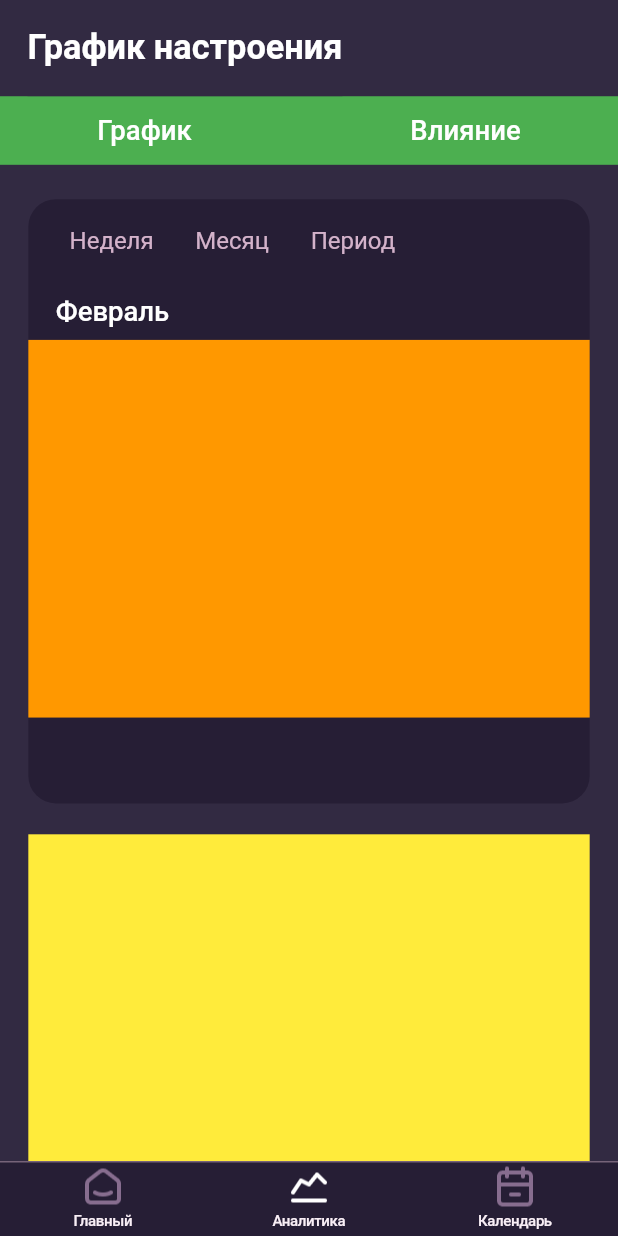
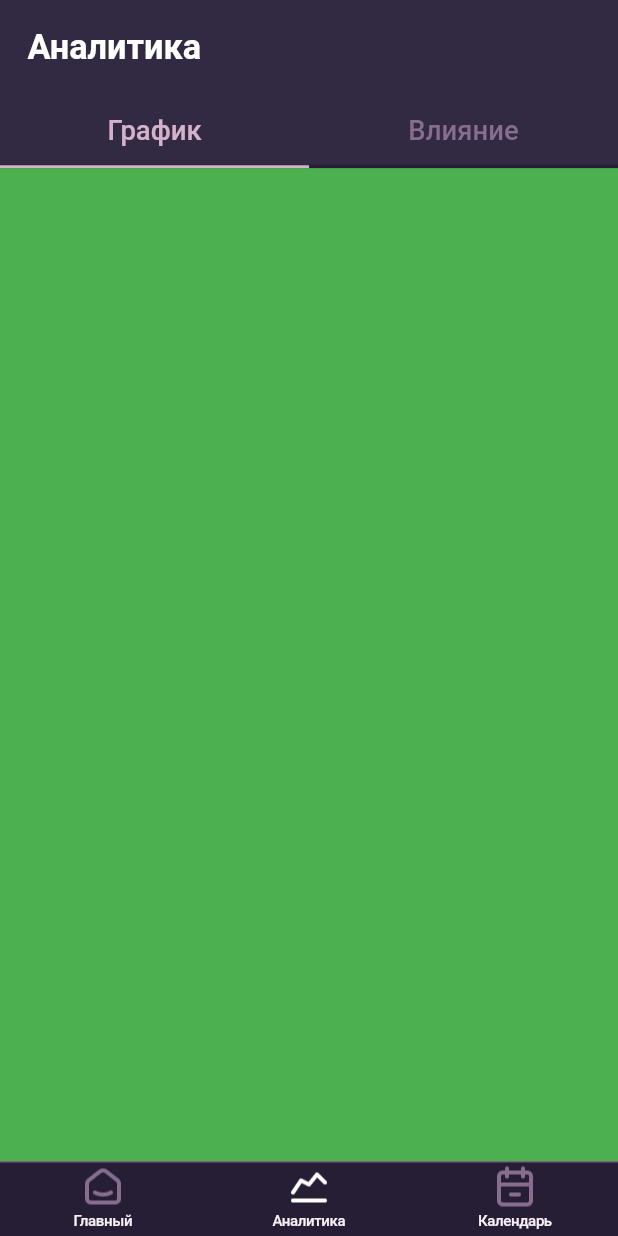
Before and after one commit to fedosovmu/mind_tracker, a Flutter app: the screen it shows after launch, on a phone screen of 412 x 824 dp. Run offline on Flutter 3.47's test engine with Material 2 defaults, Android fonts, the light colour scheme and no system bars; our stand-ins replace cloud_firestore, firebase_core; accounts and stored records are empty; statements that could not run were skipped.

Commit message:
Переделываю экран аналитики. Добавлены вкладки

```diff
--- a/lib/src/views/screens/main_screen/analytics_page/analytics_page.dart
+++ b/lib/src/views/screens/main_screen/analytics_page/analytics_page.dart
@@ -1,56 +1,81 @@
 import 'package:flutter/material.dart';
 import 'package:mind_tracker/src/views/common_widgets/custom_app_bar.dart';
-import 'package:mind_tracker/src/views/screens/main_screen/analytics_page/mood_chart/mood_chart.dart';
+import 'package:mind_tracker/src/views/utils/theme/custom_colors.dart';
 import 'package:mind_tracker/src/views/utils/theme/custom_text_styles.dart';
 import 'package:provider/provider.dart';
 import '../../../utils/metrics.dart';
 
 
-class AnalyticsPage extends StatelessWidget {
+class AnalyticsPage extends StatefulWidget {
+
+  @override
+  _AnalyticsPageState createState() => _AnalyticsPageState();
+}
+
+class _AnalyticsPageState extends State<AnalyticsPage> with TickerProviderStateMixin {
+  var _tabController;
+
+  @override
+  void initState() {
+    super.initState();
+    _tabController = TabController(
+      initialIndex: 0,
+      length: 2,
+      vsync: this
+    );
+  }
+
   @override
   Widget build(BuildContext context) {
     return Scaffold(
       appBar: CustomAppBar(
-        title: 'График настроения',
+        title: 'Аналитика',
       ),
       body: Column(
         children: [
-          _buildTabs(),
+          _buildTabBar(),
           Expanded(
-            child: SingleChildScrollView(
-              child: Column(
+            child: TabBarView(
+              controller: _tabController,
                 children: [
-                  MoodChart(),
-                  _buildCards()
-                ],
-              )
+                  Container(
+                    color: Colors.green,
+                  ),
+                  Container(
+                    color: Colors.red,
+                  )
+                ]
             ),
           )
         ],
-      )
-    );
-  }
-
-  Widget _buildTabs() {
-    return Container(
-      color: Colors.green,
-      width: double.infinity,
-      height: dp(40),
-      child: Center(
-        child: Text(
-          'График                                Влияние',
-          style: CustomTextStyles.basicH1Medium,
-        ),
       ),
     );
   }
 
-  Widget _buildCards() {
-    return Container(
-      margin: EdgeInsets.only(top: dp(18)),
-      color: Colors.yellow,
-      width: dp(327),
-      height: dp(500),
+  Widget _buildTabBar () {
+    return Stack(
+      alignment: Alignment.bottomLeft,
+      //width: double.infinity,
+      children: [
+        Container(
+          color: CustomColors.purpleSuperDark,
+          width: double.infinity,
+          height: dp(2),
+        ),
+        TabBar(
+          isScrollable: false,
+          labelStyle: CustomTextStyles.basicH1Medium,
+          labelColor: CustomColors.purpleLight,
+          unselectedLabelStyle: CustomTextStyles.basicH1Medium,
+          unselectedLabelColor: CustomColors.purpleTextSecondary,
+          indicatorColor: CustomColors.purpleLight,
+          tabs: [
+            Tab(text: 'График',),
+            Tab(text: 'Влияние',)
+          ],
+          controller: _tabController
+        ),
+      ],
     );
   }
 }
--- /dev/null
+++ b/lib/src/views/screens/main_screen/analytics_page/mood_chart_page/mood_chart_page.dart
@@ -0,0 +1,15 @@
+import 'package:flutter/material.dart';
+import 'package:mind_tracker/src/views/screens/main_screen/analytics_page/mood_chart_page/mood_chart/mood_chart.dart';
+
+
+class MoodChartPage extends StatelessWidget {
+  @override
+  Widget build(BuildContext context) {
+    return Container(
+      color: Colors.red,
+      width: double.infinity,
+      height: double.infinity,
+    );
+  }
+
+}
```
Also changed, not shown: lib/src/views/screens/main_screen/analytics_page/mood_chart_page/mood_chart/mood_chart.dart (renamed from lib/src/views/screens/main_screen/analytics_page/mood_chart/mood_chart.dart).
